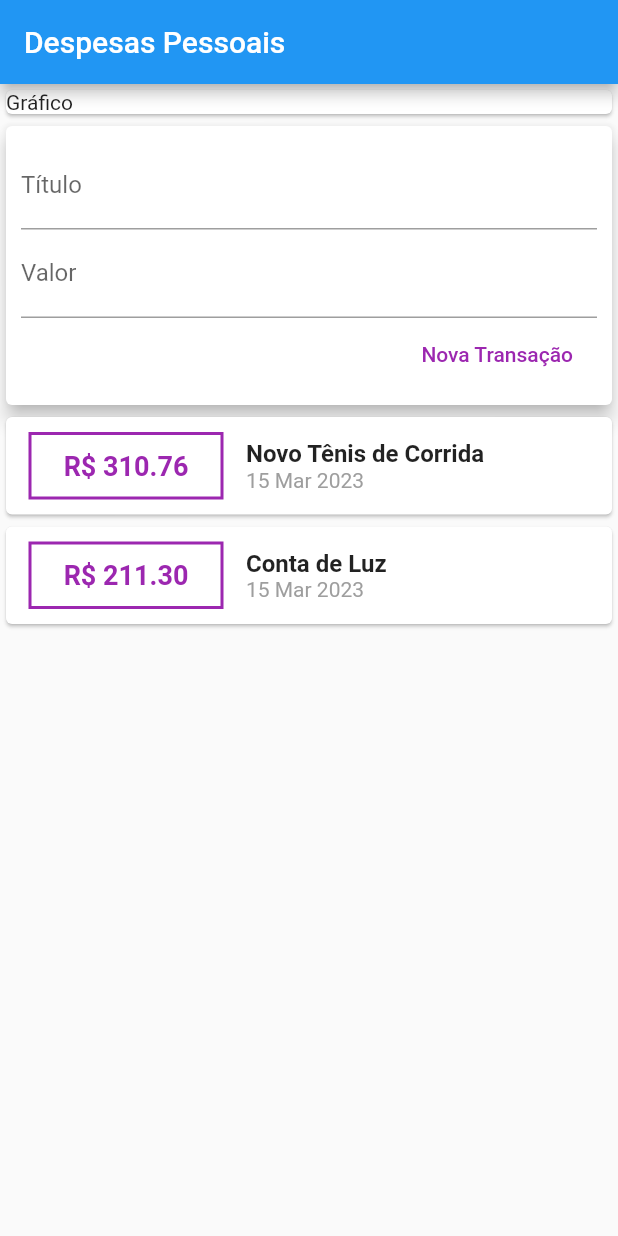
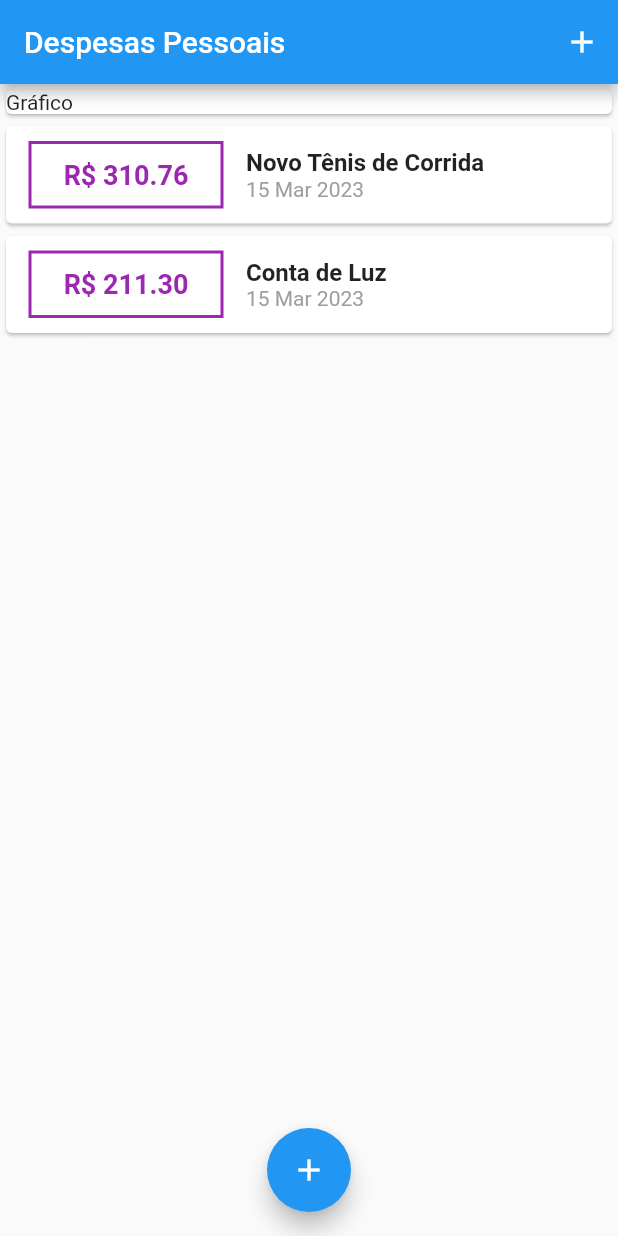
Before and after one commit to bruno15b/despesasFlutterApp, a Flutter app: the screen it shows after launch, on a phone screen of 412 x 824 dp. Run offline on Flutter 3.47's test engine with Material 2 defaults, Android fonts, the phone set to English and light mode, and no system bars.

Commit message:
refactored transaction_form component into a modal

```diff
--- a/lib/components/transaction_list.dart
+++ b/lib/components/transaction_list.dart
@@ -12,7 +12,7 @@ class TransactionList extends StatelessWidget {
   Widget build(BuildContext context) {
     return
       Container(
-        height: 400,
+        height: 600,
         child: ListView.builder(
           itemCount: this.transactions.length,
           itemBuilder: (ctx,index){
--- a/lib/main.dart
+++ b/lib/main.dart
@@ -1,5 +1,10 @@
+import 'dart:math';
+
+import 'package:despesas_flutter_app/components/transaction_form.dart';
 import 'package:flutter/material.dart';
 import './components/transaction_user.dart';
+import 'components/transaction_list.dart';
+import 'models/transaction.dart';
 
 void main() {
   runApp(ExpensesApp());
@@ -15,26 +20,79 @@ class ExpensesApp extends StatelessWidget {
   }
 }
 
-class MyHomePage extends StatelessWidget {
+class MyHomePage extends StatefulWidget {
+  @override
+  _MyHomePageState createState() => _MyHomePageState();
+}
+
+class _MyHomePageState extends State<MyHomePage> {
+
+  var _transactions = [
+    Transaction(
+      id: "t1",
+      title: "Novo Tênis de Corrida",
+      value: 310.76,
+      date: DateTime.now(),
+    ),
+    Transaction(
+      id: "t2",
+      title: "Conta de Luz",
+      value: 211.30,
+      date: DateTime.now(),
+    )
+  ];
+
+  _addTransaciton(String title, double value) {
+    final newTransaction = Transaction(
+      id: Random().nextDouble().toString(),
+      title: title,
+      value: value,
+      date: DateTime.now(),
+    );
+    setState(() {
+      _transactions.add(newTransaction);
+    });
+    Navigator.of(context).pop();
+  }
+
+  _OpenTransactionFormModal(BuildContext context) {
+    showModalBottomSheet(
+        context: context,
+        builder: (_) {
+          return TransactionForm(this._addTransaciton);
+        });
+  }
+
   @override
   Widget build(BuildContext context) {
     return Scaffold(
       appBar: AppBar(
         title: Text("Despesas Pessoais"),
+        actions: [
+          IconButton(
+            icon: Icon(Icons.add),
+            onPressed:()=> _OpenTransactionFormModal(context),
+          )
+        ],
       ),
       body: SingleChildScrollView(
         child: Column(
           crossAxisAlignment: CrossAxisAlignment.stretch,
           children: <Widget>[
             Container(
-             child: Card(
-               child: Text("Gráfico"),
+              child: Card(
+                child: Text("Gráfico"),
               ),
             ),
-            TransactionUser(),
+            TransactionList(this._transactions),
           ],
         ),
       ),
+      floatingActionButton: FloatingActionButton(
+        child: Icon(Icons.add),
+        onPressed: ()=> _OpenTransactionFormModal(context),
+      ),
+      floatingActionButtonLocation: FloatingActionButtonLocation.centerFloat,
     );
   }
 }
```
Also changed, not shown: lib/components/transaction_form.dart (+11 -5 lines).
